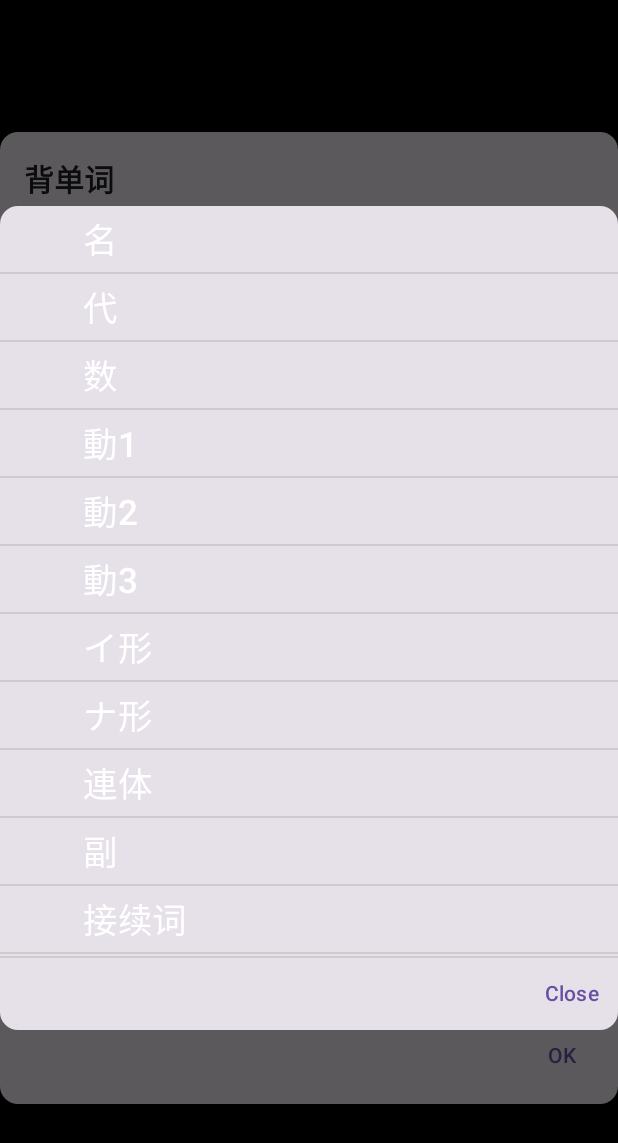
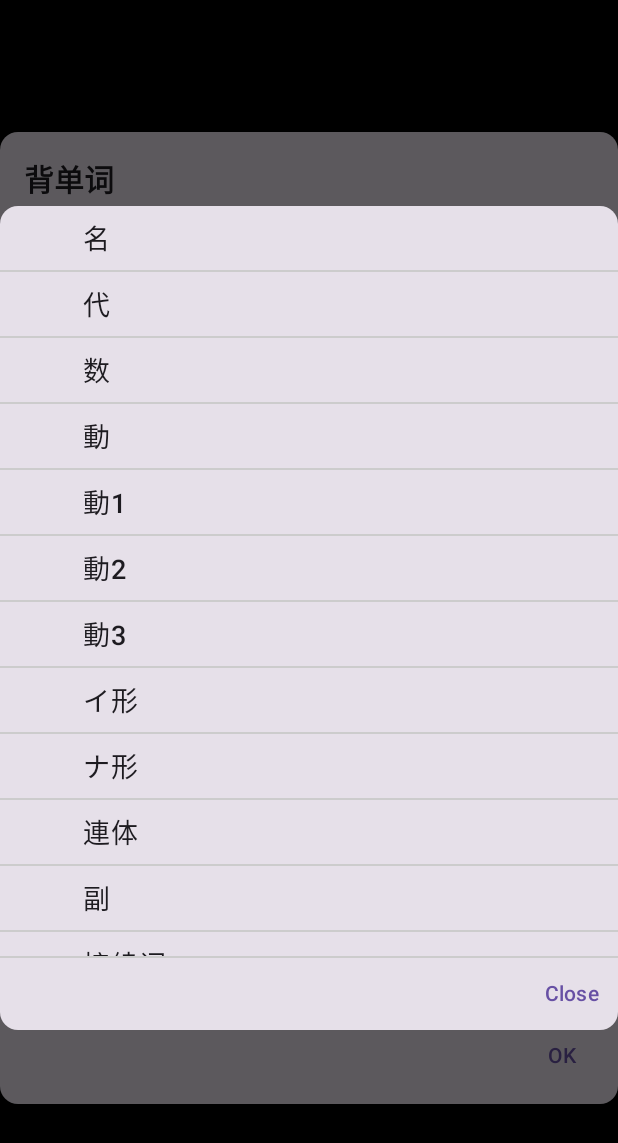
Before and after one commit to FrankLiQiang/WordDataClass, an Android app built with Jetpack Compose: the screen it shows after launch (MainActivity), after a tap on "全部", on a phone screen of 412 x 824 dp. Shown: the top 1143 px of the screen. Run offline under Robolectric (Android 15) with nearby library versions, the phone set to English and light mode, and no system bars; our stand-ins replace accompanist; missing, so only their content is drawn: WordTheme.

Commit message:
1. hide edit menu 2. fix bug(Can't show 3th sentence) 3. fix bug(when play single file, the index of title is error. ) 4.move focus to 3th row when list mode play

```diff
--- a/app/src/main/java/com/frank/word/HideFunction.kt
+++ b/app/src/main/java/com/frank/word/HideFunction.kt
@@ -332,6 +332,7 @@ fun adjustWord() {
         return
     }
     isAdjust = !isAdjust
+    editItem!!.isVisible = isAdjust
     if (isAdjust) {
         loopNumber = 1
     }
--- a/app/src/main/java/com/frank/word/MainActivity.kt
+++ b/app/src/main/java/com/frank/word/MainActivity.kt
@@ -37,7 +37,7 @@ import com.frank.word.ui.SetBlackSystemBars
 import com.frank.word.ui.SetSettingDialog
 import com.frank.word.ui.ShowTextFieldFun
 import com.frank.word.ui.maxLessonNum
-import com.frank.word.ui.saveInfo
+import com.frank.word.ui.SaveInfo
 import com.frank.word.ui.theme.WordTheme
 import kotlin.system.exitProcess
 
@@ -140,7 +140,7 @@ class MainActivity : ComponentActivity(), MediaButtonReceiver.IKeyDownListener {
             WordTheme {
                 SetSettingDialog()
                 if (isToSaveInfo) {
-                    saveInfo()
+                    SaveInfo()
                     isToSaveInfo = false
                 }
                 Surface(
@@ -189,6 +189,7 @@ class MainActivity : ComponentActivity(), MediaButtonReceiver.IKeyDownListener {
         menuInflater.inflate(R.menu.menu_main, menu)
         rangeItem = menu!!.findItem(R.id.folder_range)
         chooseItem = menu.findItem(R.id.choose_lesson)
+        editItem = menu.findItem(R.id.edit)
         return true
     }
 
--- a/app/src/main/java/com/frank/word/MenuInit.kt
+++ b/app/src/main/java/com/frank/word/MenuInit.kt
@@ -2,6 +2,6 @@ package com.frank.word
 
 import android.view.MenuItem
 
-val numberArray = IntArray(22)
 var rangeItem: MenuItem? = null
 var chooseItem: MenuItem? = null
+var editItem: MenuItem? = null
--- a/app/src/main/java/com/frank/word/ShowWord.kt
+++ b/app/src/main/java/com/frank/word/ShowWord.kt
@@ -83,6 +83,7 @@ fun showCurrentWord(): Boolean {
     currentShowWord = str
     currentSentence1 = wordList[playOrder[wordIndex]].sentence1
     currentSentence2 = wordList[playOrder[wordIndex]].sentence2
+    currentSentence3 = wordList[playOrder[wordIndex]].sentence3
 
     isFAVORITE = wordList[playOrder[wordIndex]].rememberDepth == SHOW_FAVORITE
     isDEL = wordList[playOrder[wordIndex]].rememberDepth == SHOW_DEL
@@ -130,6 +131,7 @@ fun showPrev() {
             showPrevLesson()
         } else {
             wordIndex = wordList.size - offset + 1
+            wordShowIndex = wordNum + 1
             sortWords()
             showPrev()
         }
@@ -162,6 +164,7 @@ fun showNext() {
             showNextLesson()
         } else {
             wordIndex = -1
+            wordShowIndex = 0
             sortWords()
             showNext()
         }
--- a/app/src/main/java/com/frank/word/ShowWordClass.kt
+++ b/app/src/main/java/com/frank/word/ShowWordClass.kt
@@ -4,6 +4,7 @@ val wClass = arrayOf(
     "名",
     "代",
     "数",
+    "動",
     "動1",
     "動2",
     "動3",
--- a/app/src/main/java/com/frank/word/Word.kt
+++ b/app/src/main/java/com/frank/word/Word.kt
@@ -12,6 +12,7 @@ var currentShowWord by mutableStateOf("")
 var currentWordClass by mutableStateOf("")
 var currentSentence1 by mutableStateOf("")
 var currentSentence2 by mutableStateOf("")
+var currentSentence3 by mutableStateOf("")
 var inputText by mutableStateOf("")
 var isShowEditText by mutableStateOf(false)
 var isShowDict by mutableStateOf(false)
@@ -29,7 +30,6 @@ var isChooseSingleLessonDialog by mutableStateOf(false)
 var isShowCixingDialog by mutableStateOf(false)
 var isShowSettingDialog by mutableStateOf(true)
 var isToSaveInfo by mutableStateOf(true)
-var isShowPauseTimeDialog by mutableStateOf(false)
 var wordClassColor by mutableStateOf(0)
 var isToDraw by mutableStateOf(0)
 var pauseTime by mutableStateOf(0L)
--- a/app/src/main/java/com/frank/word/ui/CixingDialog.kt
+++ b/app/src/main/java/com/frank/word/ui/CixingDialog.kt
@@ -57,8 +57,7 @@ private fun ShowCixingDialog(
                                     isToDraw = 1 - isToDraw
                                 },
                             text = menuItem,
-                            fontSize = 23.sp,
-                            color = Color.White,
+                            fontSize = 18.sp,
                             lineHeight = (myFontSize + 2).sp,
                             maxLines = 10,
                             style = MaterialTheme.typography.labelMedium,
--- a/app/src/main/java/com/frank/word/ui/SettingDialog.kt
+++ b/app/src/main/java/com/frank/word/ui/SettingDialog.kt
@@ -52,7 +52,7 @@ import com.frank.word.sortType
 
 
 @Composable
-fun readInfo() {
+fun ReadInfo() {
     val sp = LocalContext.current.getSharedPreferences("MY_WORD_RECITE_APP", Context.MODE_PRIVATE)
     loopNumber = sp.getInt("loopNumber", 1)
     pauseTime = sp.getLong("pauseTime", 0)
@@ -71,7 +71,7 @@ fun readInfo() {
 }
 
 @Composable
-fun saveInfo() {
+fun SaveInfo() {
     val sp = LocalContext.current.getSharedPreferences("MY_WORD_RECITE_APP", Context.MODE_PRIVATE)
     val editor: SharedPreferences.Editor = sp.edit()
     editor.putInt("loopNumber", loopNumber)
@@ -102,8 +102,7 @@ private fun ShowSettingDialog(
     onNegativeClick: () -> Unit,
 ) {
     SetCixingDialog()
-    SetPauseTimeDialog()
-    readInfo()
+    ReadInfo()
     Dialog(onDismissRequest = onDismiss) {
 
         Card(
--- a/app/src/main/res/menu/menu_main.xml
+++ b/app/src/main/res/menu/menu_main.xml
@@ -30,7 +30,8 @@
 
     <item
         android:id="@+id/edit"
-        android:title="@string/edit">
+        android:title="@string/edit"
+        android:visible="false">
         <menu>
             <group android:checkableBehavior="none">
                 <item
@@ -48,6 +49,10 @@
                     android:checkable="true"
                     android:checked="false"
                     android:title="@string/middle_time" />
+                <item
+                    android:id="@+id/help"
+                    android:showAsAction="never"
+                    android:title="@string/help" />
             </group>
         </menu>
     </item>
@@ -55,10 +60,6 @@
     <item
         android:id="@+id/setting"
         android:showAsAction="never"
-        android:title="设置" />
+        android:title="@string/setting" />
 
-    <item
-        android:id="@+id/help"
-        android:showAsAction="never"
-        android:title="Help" />
 </menu>
```
Also changed, not shown: app/src/main/java/com/frank/word/ui/Home.kt (+14 -1 lines), app/src/main/java/com/frank/word/ui/PauseTimeDialog.kt (deleted, +0 -117 lines).
